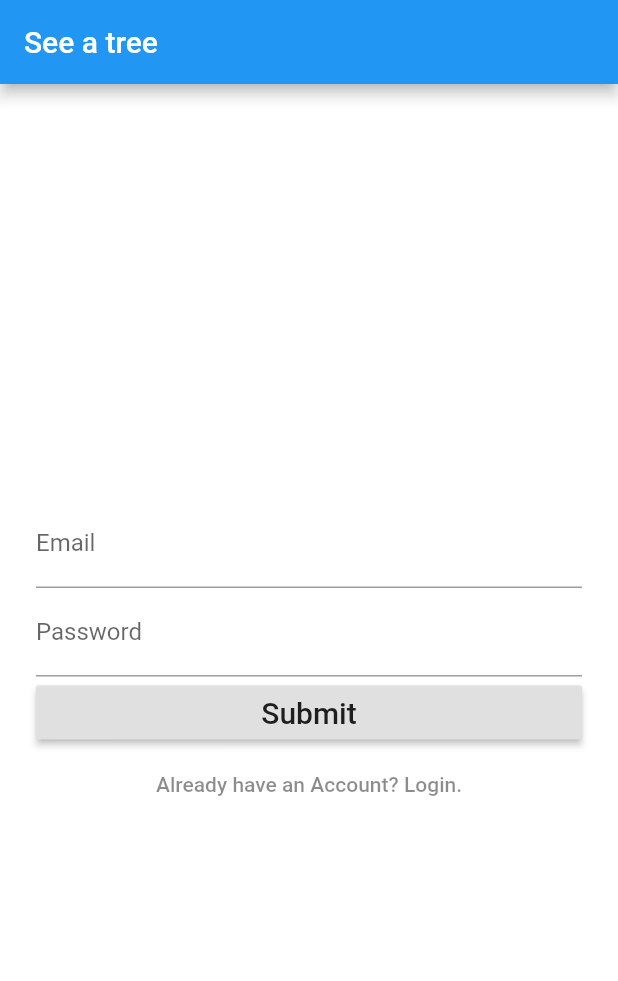
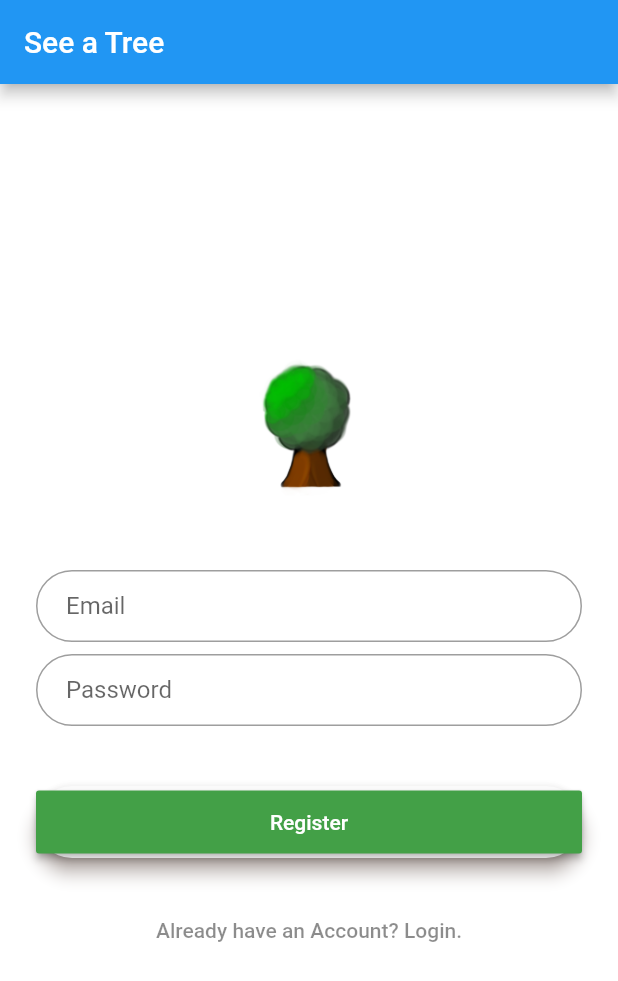
Before and after one commit to aaronddino/Mushroom-Projects, a Flutter app: the screen it shows after launch, after a tap on "Login", after a tap on "Create an Account", on a phone screen of 412 x 824 dp. Shown: the top 981 px of the screen. Run offline on Flutter 3.47's test engine with Material 2 defaults, Android fonts, the phone set to English and light mode, and no system bars; our stand-ins replace firebase_auth, firebase_database, firebase_storage, image_picker, location; missing offline and left inert: map_view; accounts and stored records are empty; network calls fail; statements that could not run were skipped.

Commit message:
seeatree_4_aed

```diff
--- a/seeatree_4_aed/lib/homepage.dart
+++ b/seeatree_4_aed/lib/homepage.dart
@@ -11,6 +11,7 @@ Purpose:
 import 'package:flutter/material.dart';
 import 'package:seeatree_4_aed/widgets.dart';
 import 'package:firebase_auth/firebase_auth.dart';
+import 'package:seeatree_4_aed/objects/item.dart' as globals;
 
 //#1: Home Page of the See A Tree App
 class HomePage extends StatelessWidget{
--- a/seeatree_4_aed/lib/loginpage.dart
+++ b/seeatree_4_aed/lib/loginpage.dart
@@ -1,34 +1,38 @@
 /*
 -See A Tree Citizen Science Project App
-  Auth: Raj Rosello
+- Aarond Dino
+
+Page: Login
+Purpose:
+- First Page directed by app launch
+- Contains forms to allow input of user's login and password.
+- Links to register and forgotten passwords.
 */
 
+import 'package:flutter/material.dart';
 
+import 'package:firebase_auth/firebase_auth.dart';
+import 'package:seeatree_4_aed/objects/item.dart' as globals;
 
-import 'package:flutter/material.dart';
-import 'package:firebase_auth/firebase_auth.dart';
-
-class LoginPage extends StatefulWidget {
-  @override
-  State<StatefulWidget> createState() => new _LoginPageState();
-}
-
-//For Registering
-enum FormType {
+enum FormType{
   login,
   register
 }
 
+class LoginPage extends StatefulWidget {
+  static String tag = 'login-page';
+  @override
+  _LoginPageState createState() => new _LoginPageState();
+}
+
 class _LoginPageState extends State<LoginPage> {
-
   final formKey = new GlobalKey<FormState>();
 
   String _email;
   String _password;
   FormType _formType = FormType.login;
 
-
-  bool validateAndSave() {
+  bool validateAndSave(){
     final form = formKey.currentState;
     if(form.validate()){
       form.save();
@@ -41,65 +45,107 @@ class _LoginPageState extends State<LoginPage> {
   }
 
   void validateAndSubmit() async{
-    if (validateAndSave()){
+    if(validateAndSave()){
       try{
         if(_formType == FormType.login){
           FirebaseUser user = await FirebaseAuth.instance.signInWithEmailAndPassword(email: _email, password: _password);
-          print('SIgned in: ${user.providerId}');
+        print('SIgned in: ${user.uid}');
+        //inserthere
+        globals.useremail = _email;
+        Navigator.of(context).pushNamed("/HomePage");
         }else{
           FirebaseUser user = await FirebaseAuth.instance.createUserWithEmailAndPassword(email: _email, password: _password);
-          print('Registered User: ${user.providerId}');
+          print('Registered USER: ${user.uid}');
+          Navigator.of(context).pushNamed("/LoginPage");
         }
-      } catch (e){
+      }catch(e){
         print('Error: $e');
       }
     }
   }
 
-  void moveToRegister(){
-    formKey.currentState.reset(); // resets the form with an empty one when switching to register screen
-    setState(() { // setting state calls the build method again. rebuilding the widget UI
+  void moveToRegistrationPage(){
+    formKey.currentState.reset();
+    setState(() {
       _formType = FormType.register;
     });
   }
 
-  void moveToLogin(){
-    formKey.currentState.reset(); // resets the form with an empty one when switching to login screen
-    setState(() { // setting state calls the build method again. rebuilding the widget UI
+  void moveToLoginPage(){
+    formKey.currentState.reset();
+    setState(() {
       _formType = FormType.login;
     });
   }
+  String buttonSort(){
+    String submitButton = 'Register';
+    String loginButton = 'Login';
 
+    if(_formType == FormType.login){
+      return loginButton;
+    } else{
+      return submitButton;
+    }
+  }
   @override
   Widget build(BuildContext context) {
-      return new Scaffold(
-        appBar: new AppBar(
-          title: new Text('See a tree'),
+    final logo = Hero(
+      tag: 'hero',
+      child: CircleAvatar(
+        backgroundColor: Colors.transparent,
+        radius: 48.0,
+        child: Image.asset('assets/tree1.png'),
       ),
-        backgroundColor: Colors.white,
-        body: Center(
-          child: new Form(
-            key: formKey,
-            child: new ListView(
-              shrinkWrap: true,
-              padding: EdgeInsets.only(left: 24.0, right: 24.0),
-              children: buildInputs() + buildSubmitButtons(),
+    );
+
+    final submitButton = Padding(
+      padding: EdgeInsets.symmetric(vertical: 16.0),
+      child: Material(
+        borderRadius: BorderRadius.circular(30.0),
+        shadowColor: Colors.brown,
+        elevation: 5.0,
+        child: MaterialButton(
+          minWidth: 200.0,
+          height: 42.0,
+          onPressed: () {
+           validateAndSubmit();
+          },
+          color: Colors.green.shade600,
+          child:
+
+          Text(buttonSort(), style: TextStyle(color: Colors.white)),
+
         ),
-            )
-          )
+      ),
     );
-    }
+
+
+
     List<Widget> buildInputs(){
       return [
+        logo,
+        SizedBox(height: 48.0,),
         new TextFormField(
-                  decoration: new InputDecoration(labelText: 'Email'),
+		  keyboardType: TextInputType.emailAddress,
+		  autofocus: false,
+		  decoration: new InputDecoration(
+        hintText: 'Email',
+        contentPadding: EdgeInsets.fromLTRB(20.0, 10.0, 20.0, 10.0),
+        border: OutlineInputBorder(borderRadius: BorderRadius.circular(32.0)),
+        ),
 		  validator: (value) => value.isEmpty ? 'Email can\'t be empty' : null,
 		  onSaved: (value) => _email = value,
 		),
+    SizedBox(height: 8.0,),
 		new TextFormField(
-                  decoration: new InputDecoration(labelText: 'Password'),
+      autofocus: false,
+      obscureText: true,
+      decoration: new InputDecoration(
+        hintText: 'Password',
+        contentPadding: EdgeInsets.fromLTRB(20.0, 10.0, 20.0, 10.0),
+        border: OutlineInputBorder(borderRadius: BorderRadius.circular(32.0)),
+        ),
 		  validator: (value) => value.isEmpty ? 'Password can\'t be empty' : null,
-                  obscureText: true,
 		  onSaved: (value) => _password = value,
 		),
       ];
@@ -107,30 +153,41 @@ class _LoginPageState extends State<LoginPage> {
     List<Widget> buildSubmitButtons(){
       if(_formType == FormType.login){
       return [
-        new RaisedButton(
-            child: new Text('Login', style: new TextStyle(fontSize: 20.0)),
-            onPressed: (){
-              validateAndSubmit();
-              Navigator.of(context).pushNamed("/HomePage");
-
-            },
-          ),
-        new FlatButton(
+        SizedBox(height: 24.0,),
+        submitButton,
+        SizedBox(height: 8.0,),
+        new FlatButton(  // REGISTER __________
             child: new Text('Create an Account', style: TextStyle(color: Colors.black45)),
-            onPressed: moveToRegister,
+            onPressed: moveToRegistrationPage,
          ),
         ];
       }else{
         return [
-        new RaisedButton(
-            child: new Text('Submit', style: new TextStyle(fontSize: 20.0)),
-            onPressed: validateAndSubmit,
-          ),
+        SizedBox(height: 24.0,),
+        submitButton,
+        SizedBox(height: 8.0,),
         new FlatButton(
             child: new Text('Already have an Account? Login.', style: TextStyle(color: Colors.black45)),
-            onPressed: moveToLogin,
+            onPressed: moveToLoginPage,
          ),
         ];
       }
     }
+
+    return Scaffold(
+      backgroundColor: Colors.white,
+      appBar: new AppBar(title: new Text('See a Tree'),),
+      body: Center(
+        child: new Form(
+          key: formKey,
+          child: ListView(
+            shrinkWrap: true,
+            padding: EdgeInsets.only(left: 24.0, right: 24.0),
+            children: buildInputs() + buildSubmitButtons(),
+
+          ),
+        ),
+      ),
+    );
   }
+}
--- a/seeatree_4_aed/lib/objects/item.dart
+++ b/seeatree_4_aed/lib/objects/item.dart
@@ -3,6 +3,7 @@ import 'package:seeatree_4_aed/objects/itemconstructor.dart';
 import 'package:seeatree_4_aed/objects/displayspecies.dart';
 
 
-Item item = Item("","","","","","","","","","","","","","","");
+Item item = Item("","","","","","","","","","","","","","","","");
 Species displayspecies = Species("","","","","","","");
 String communityinfokey = "";
+String useremail = "";
--- a/seeatree_4_aed/lib/pages/addtree/13_submission_page.dart
+++ b/seeatree_4_aed/lib/pages/addtree/13_submission_page.dart
@@ -140,6 +140,7 @@ class SubmissionState extends State<SubmissionPage> {
               onPressed: () {
                 Navigator.of(context).pushNamed("/Submitted");
                 globals.item.date = dateSlug;
+                globals.item.useremail = globals.useremail;
                 itemref.push().set(send.toJson());
               },
               color: Colors.green.shade600,
--- a/seeatree_4_aed/lib/pages/addtree/14_submitted_page.dart
+++ b/seeatree_4_aed/lib/pages/addtree/14_submitted_page.dart
@@ -70,7 +70,7 @@ class SubmittedPageState extends State<SubmittedPage> {
                         minWidth: 150.0,
                         height: 42.0,
                         onPressed: () {
-                          globals.item = new Item("","","","","","","","","","","","","","","");
+                          globals.item = new Item("","","","","","","","","","","","","","","","");
                           Navigator.of(context).pushNamed("/HomePage");
                         },
                         color: Colors.green.shade600,
```
Also changed, not shown: seeatree_4_aed/lib/objects/itemconstructor.dart (+11 -2 lines), seeatree_4_aed/lib/pages/addtree/1_addtree_page.dart (+0 -25 lines), 1 other file. Lines whose indentation alone changed are shown as unchanged.
